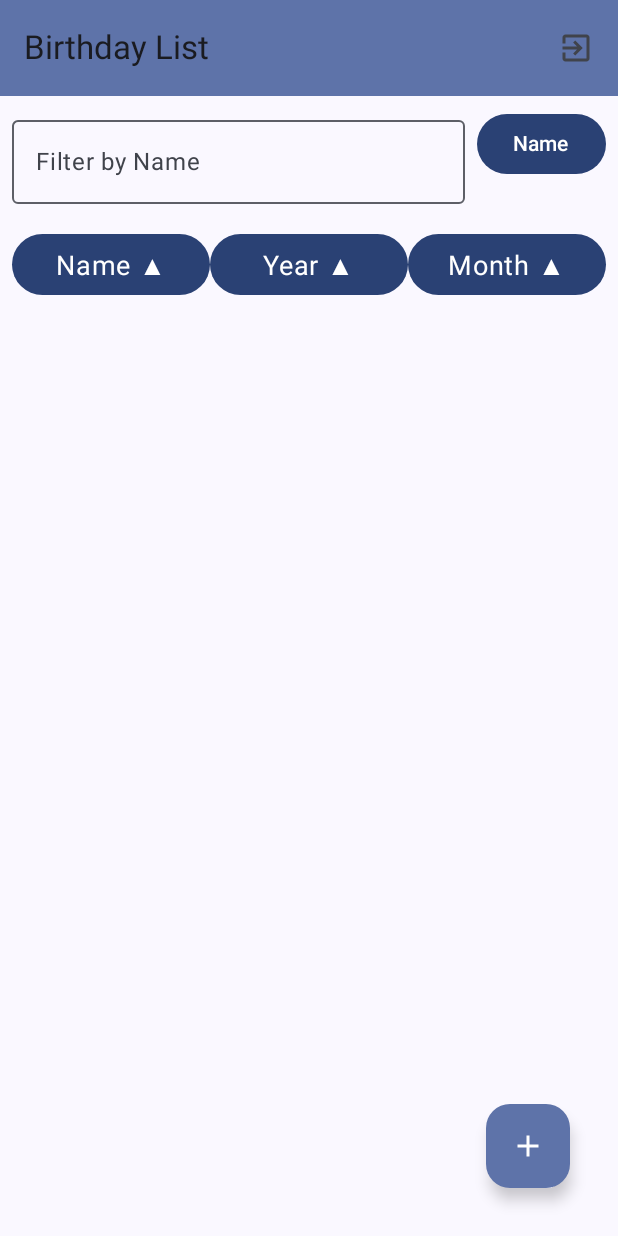
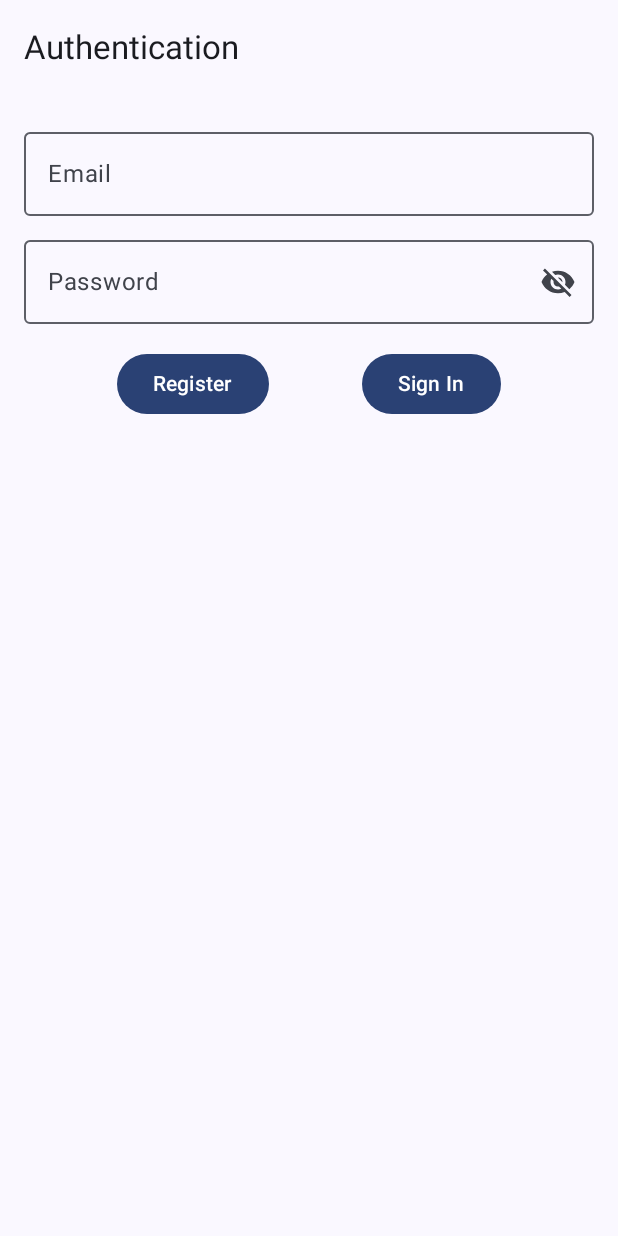
Before and after one commit to Tastan7/MyBirthdayApp, an Android app built with Jetpack Compose: the screen it shows after launch (MainActivity), on a phone screen of 412 x 824 dp. Run offline under Robolectric (Android 15) with nearby library versions, the phone set to English and light mode, and no system bars; our stand-ins replace Firebase (no records; nobody signed in at launch, a user with empty details on screens opened directly).

Commit message:
Going fine for now LUL

```diff
--- a/app/src/main/java/com/example/mybirthdayapp/MainActivity.kt
+++ b/app/src/main/java/com/example/mybirthdayapp/MainActivity.kt
@@ -13,9 +13,9 @@ import androidx.navigation.compose.composable
 import androidx.navigation.compose.rememberNavController
 import androidx.navigation.navArgument
 import com.example.mybirthdayapp.model.BirthdayViewModel
-// import com.example.mybirthdayapp.model.AuthenticationViewModel
-// import com.example.mybirthdayapp.repository.AuthenticationRepository
-// import com.example.mybirthdayapp.screens.Authentication
+import com.example.mybirthdayapp.model.AuthenticationViewModel
+import com.example.mybirthdayapp.repository.AuthenticationRepository
+import com.example.mybirthdayapp.screens.Authentication
 import com.example.mybirthdayapp.screens.BirthdayAddScreen
 import com.example.mybirthdayapp.screens.BirthdayDetailsScreen
 import com.example.mybirthdayapp.screens.BirthdayListScreen
@@ -37,23 +37,23 @@ class MainActivity : ComponentActivity() {
 fun MainScreen() {
     val navController = rememberNavController()
     val birthdayViewModel: BirthdayViewModel = viewModel()
-    // val authRepository = AuthenticationRepository() // Create repository instance
-    // val authViewModel = AuthenticationViewModel(authRepository) // Create ViewModel instance with the repository
+    val authRepository = AuthenticationRepository() // Create repository instance
+    val authViewModel = AuthenticationViewModel(authRepository) // Create ViewModel instance with the repository
 
     NavHost(
         navController = navController,
-        startDestination = NavRoutes.BirthdayList.route // Change start destination as needed
+        startDestination = NavRoutes.Authentication.route // Change start destination as needed
     ) {
-        // Authentication screen
-        // composable(NavRoutes.Authentication.route) {
-        //     Authentication(
-        //         user = authViewModel.user,
-        //         message = authViewModel.message.value,
-        //         signIn = { email, password -> authViewModel.signIn(email, password) },
-        //         register = { email, password -> authViewModel.register(email, password) },
-        //         navigateToNextScreen = { navController.navigate(NavRoutes.BirthdayList.route) }
-        //     )
-        // }
+         // Authentication screen
+         composable(NavRoutes.Authentication.route) {
+             Authentication(
+                 user = authViewModel.user,
+                 message = authViewModel.message.value,
+                 signIn = { email, password -> authViewModel.signIn(email, password) },
+                 register = { email, password -> authViewModel.register(email, password) },
+                 navigateToNextScreen = { navController.navigate(NavRoutes.BirthdayList.route) }
+             )
+         }
 
         // Birthday List screen
         composable(NavRoutes.BirthdayList.route) {
@@ -61,7 +61,13 @@ fun MainScreen() {
                 birthdays = birthdayViewModel.birthdays.value,
                 onBirthdaySelected = { birthday -> navController.navigate(NavRoutes.BirthdayDetails.createRoute(birthday.id)) },
                 onBirthdayDeleted = { birthday -> birthdayViewModel.deleteBirthday(birthday.id) },
-                onAddBirthdayClicked = { navController.navigate(NavRoutes.BirthdayAdd.route) }
+                onAddBirthdayClicked = { navController.navigate(NavRoutes.BirthdayAdd.route) },
+                signOut = {
+                    authViewModel.signOut()
+                    navController.navigate(NavRoutes.Authentication.route) {
+                        popUpTo(NavRoutes.BirthdayList.route) { inclusive = true }
+                    }
+                }
             )
         }
 
--- a/app/src/main/java/com/example/mybirthdayapp/NavRoutes.kt
+++ b/app/src/main/java/com/example/mybirthdayapp/NavRoutes.kt
@@ -1,7 +1,7 @@
 package com.example.mybirthdayapp
 
 sealed class NavRoutes(val route: String) {
-    // data object Authentication : NavRoutes("authentication")
+    data object Authentication : NavRoutes("authentication")
     data object BirthdayList : NavRoutes("birthday_list")
     data object BirthdayDetails : NavRoutes("birthday_details/{birthdayId}") {
         fun createRoute(birthdayId: Int) = "birthday_details/$birthdayId"
--- a/app/src/main/java/com/example/mybirthdayapp/model/AuthenticationViewModel.kt
+++ b/app/src/main/java/com/example/mybirthdayapp/model/AuthenticationViewModel.kt
@@ -1,8 +1,9 @@
+
 package com.example.mybirthdayapp.model
 
 import androidx.compose.runtime.*
 import androidx.lifecycle.ViewModel
-import com.example.beercollection.repository.AuthenticationRepository
+import com.example.mybirthdayapp.repository.AuthenticationRepository
 import com.google.firebase.auth.FirebaseAuth
 import com.google.firebase.auth.FirebaseUser
 
--- /dev/null
+++ b/app/src/main/java/com/example/mybirthdayapp/screens/Authentication.kt
@@ -0,0 +1,150 @@
+package com.example.mybirthdayapp.screens
+
+import androidx.compose.foundation.layout.*
+import androidx.compose.foundation.text.KeyboardOptions
+import androidx.compose.material.icons.Icons
+import androidx.compose.material.icons.filled.Visibility
+import androidx.compose.material.icons.filled.VisibilityOff
+import androidx.compose.material3.*
+import androidx.compose.runtime.*
+import androidx.compose.ui.Modifier
+import androidx.compose.ui.text.input.*
+import androidx.compose.ui.tooling.preview.Preview
+import androidx.compose.ui.unit.dp
+import com.google.firebase.auth.FirebaseUser
+
+@OptIn(ExperimentalMaterial3Api::class)
+@Composable
+fun Authentication(
+    user: FirebaseUser? = null, // Current user
+    message: String = "", // Use message from ViewModel
+    signIn: (String, String) -> Unit = { _, _ -> }, // Sign-in function
+    register: (String, String) -> Unit = { _, _ -> }, // Register function
+    navigateToNextScreen: () -> Unit = {} // Callback for navigation
+) {
+    // Navigate to next screen if the user is logged in
+    if (user != null) {
+        LaunchedEffect(user) { // Ensures that navigation happens once
+            navigateToNextScreen()
+        }
+    }
+
+    var email by remember { mutableStateOf("") }
+    var password by remember { mutableStateOf("") }
+    var showPassword by remember { mutableStateOf(false) }
+    var emailIsError by remember { mutableStateOf(false) }
+    var passwordIsError by remember { mutableStateOf(false) }
+    var errorMessage by remember { mutableStateOf("") } // Local state for error messages
+
+    Scaffold(
+        topBar = {
+            TopAppBar(
+                title = { Text("Authentication") }
+            )
+        }
+    ) { innerPadding ->
+        Column(modifier = Modifier
+            .padding(innerPadding)
+            .padding(16.dp)
+        ) {
+            // Email Input Field
+            OutlinedTextField(
+                value = email,
+                onValueChange = {
+                    email = it
+                    emailIsError = false // Reset error state on value change
+                    errorMessage = "" // Clear any previous error messages
+                },
+                label = { Text("Email") },
+                isError = emailIsError,
+                keyboardOptions = KeyboardOptions.Default.copy(
+                    keyboardType = KeyboardType.Email
+                ),
+                modifier = Modifier.fillMaxWidth()
+            )
+            if (emailIsError) {
+                Text("Invalid email", color = MaterialTheme.colorScheme.error)
+            }
+
+            Spacer(modifier = Modifier.height(8.dp))
+
+            // Password Input Field
+            OutlinedTextField(
+                value = password,
+                onValueChange = {
+                    password = it
+                    passwordIsError = false // Reset error state on value change
+                    errorMessage = "" // Clear any previous error messages
+                },
+                label = { Text("Password") },
+                visualTransformation = if (showPassword) VisualTransformation.None else PasswordVisualTransformation(),
+                trailingIcon = {
+                    IconButton(onClick = { showPassword = !showPassword }) {
+                        Icon(
+                            imageVector = if (showPassword) Icons.Filled.Visibility else Icons.Filled.VisibilityOff,
+                            contentDescription = if (showPassword) "Hide password" else "Show password"
+                        )
+                    }
+                },
+                isError = passwordIsError,
+                keyboardOptions = KeyboardOptions.Default.copy(
+                    keyboardType = KeyboardType.Password
+                ),
+                modifier = Modifier.fillMaxWidth()
+            )
+            if (passwordIsError) {
+                Text("Invalid password", color = MaterialTheme.colorScheme.error)
+            }
+
+            // Show error message if provided
+            if (errorMessage.isNotEmpty()) {
+                Text(errorMessage, color = MaterialTheme.colorScheme.error) // Show general error message
+            }
+
+            // Show message from ViewModel if provided
+            if (message.isNotEmpty()) {
+                Text(message, color = MaterialTheme.colorScheme.primary) // Show message
+            }
+
+            Spacer(modifier = Modifier.height(16.dp))
+
+            // Action Buttons
+            Row(
+                modifier = Modifier.fillMaxWidth(),
+                horizontalArrangement = Arrangement.SpaceEvenly
+            ) {
+                Button(onClick = {
+                    emailIsError = email.isEmpty() || !android.util.Patterns.EMAIL_ADDRESS.matcher(email).matches()
+                    passwordIsError = password.isEmpty()
+
+                    if (emailIsError || passwordIsError) {
+                        errorMessage = "Please enter valid email and password." // Set error message if validation fails
+                    } else {
+                        // Call register function
+                        register(email.trim(), password.trim()) // Call register function
+                    }
+                }) {
+                    Text("Register")
+                }
+                Button(onClick = {
+                    emailIsError = email.isEmpty() || !android.util.Patterns.EMAIL_ADDRESS.matcher(email).matches()
+                    passwordIsError = password.isEmpty()
+
+                    if (emailIsError || passwordIsError) {
+                        errorMessage = "Please enter valid email and password." // Set error message if validation fails
+                    } else {
+                        signIn(email.trim(), password.trim()) // Call sign-in function
+                    }
+                }) {
+                    Text("Sign In")
+                }
+            }
+        }
+    }
+}
+
+@Preview(showBackground = true)
+@Composable
+fun AuthPreview() {
+    Authentication()
+}
--- a/build.gradle.kts
+++ b/build.gradle.kts
@@ -3,4 +3,5 @@ plugins {
     alias(libs.plugins.android.application) apply false
     alias(libs.plugins.kotlin.android) apply false
     alias(libs.plugins.kotlin.compose) apply false
+    alias(libs.plugins.google.gms.google.services) apply false
 }
```
Also changed, not shown: app/build.gradle.kts (+12 -9 lines), app/src/main/java/com/example/mybirthdayapp/repository/AuthenticationRepository.kt (added, +33 -0 lines), gradle/libs.versions.toml (+19 -2 lines).
